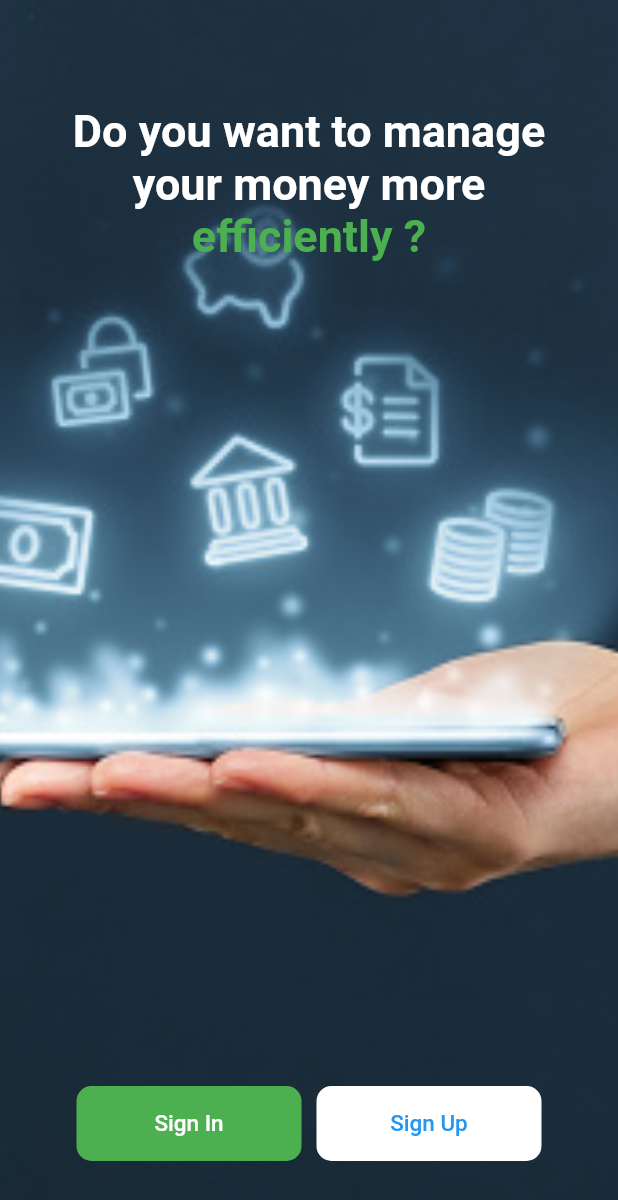
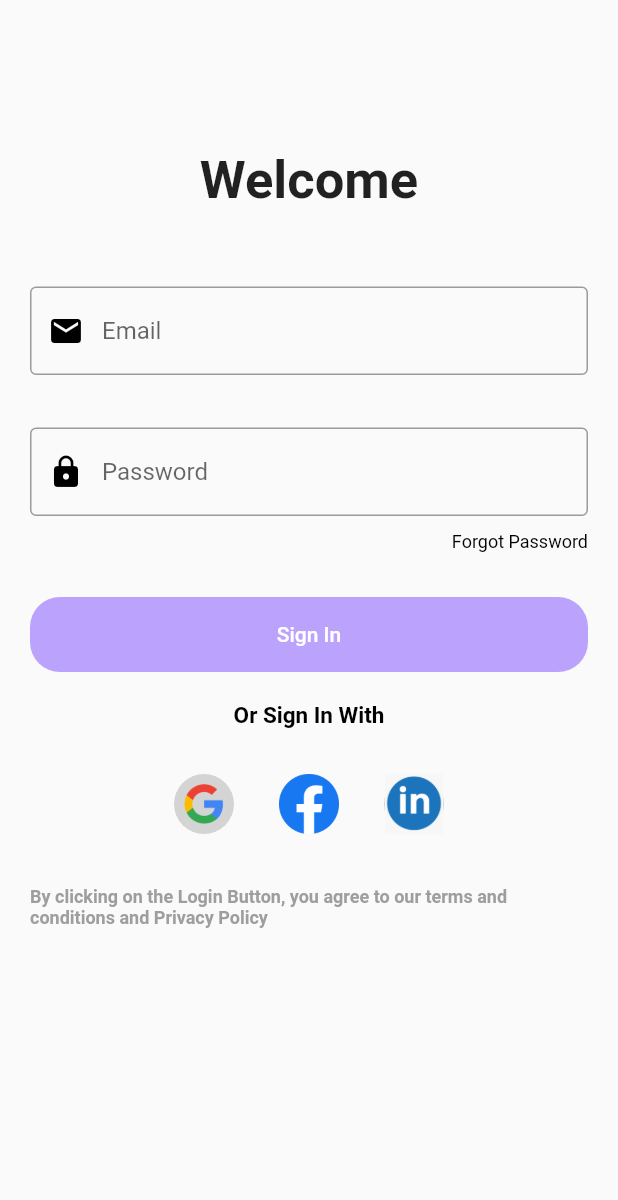
Before and after one commit to OKWOREJIKEJUDE/banky, a Flutter app: the screen it shows after launch, after a tap on "Sign Up", on a phone screen of 412 x 824 dp. Shown: the top 1200 px of the screen. Run offline on Flutter 3.47's test engine with Material 2 defaults, Android fonts, the phone set to English and light mode, and no system bars; our stand-ins replace flutter_swiper.

Commit message:
fifth banky commit

```diff
--- a/lib/onboardpage.dart
+++ b/lib/onboardpage.dart
@@ -1,7 +1,7 @@
 // ignore_for_file: prefer_const_constructors, prefer_const_literals_to_create_immutables
 
 import 'package:banky/bottomNavigation.dart';
-
+import 'package:banky/signin.dart';
 import 'package:banky/signup.dart';
 import 'package:flutter/material.dart';
 
@@ -82,7 +82,8 @@ class OnBoardPage extends StatelessWidget {
                       //height: 50,
 
                       onPressed: () {
-
+                        Navigator.push(context,
+                            MaterialPageRoute(builder: (context) => SignIn()));
                       },
                       child: Text("Sign Up",
                           style: TextStyle(fontSize: 15, color: Colors.blue)),
--- /dev/null
+++ b/lib/signin.dart
@@ -0,0 +1,163 @@
+// ignore_for_file: prefer_const_constructors
+
+import 'package:banky/bottomNavigation.dart';
+import 'package:flutter/material.dart';
+
+class SignIn extends StatefulWidget {
+  const SignIn({Key? key}) : super(key: key);
+
+  @override
+  State<SignIn> createState() => _SignInState();
+}
+
+class _SignInState extends State<SignIn> {
+  TextEditingController emailTEC = TextEditingController();
+  TextEditingController passwordTEC = TextEditingController();
+  @override
+  Widget build(BuildContext context) {
+    return Scaffold(
+      body: Padding(
+        padding: EdgeInsets.only(top: 50, right: 20, left: 20),
+        child: SingleChildScrollView(
+          child: Column(
+            children: [
+              SizedBox(
+                height: 50,
+              ),
+              Text(
+                "Welcome",
+                style: TextStyle(fontSize: 35, fontWeight: FontWeight.bold),
+              ),
+              SizedBox(
+                height: 50,
+              ),
+              TextField(
+                controller: emailTEC,
+                keyboardType: TextInputType.emailAddress,
+                decoration: InputDecoration(
+                    prefixIcon: Icon(
+                      Icons.email,
+                      color: Colors.black,
+                    ),
+                    border: OutlineInputBorder(),
+                    hintText: "Email"),
+              ),
+              SizedBox(
+                height: 35,
+              ),
+              TextField(
+                controller: passwordTEC,
+                obscureText: true,
+                decoration: InputDecoration(
+                    prefixIcon: Icon(
+                      Icons.lock,
+                      color: Colors.black,
+                    ),
+                    border: OutlineInputBorder(),
+                    hintText: "Password"),
+              ),
+              SizedBox(
+                height: 10,
+              ),
+              Container(
+                child: Row(
+                  mainAxisAlignment: MainAxisAlignment.end,
+                  children: const [
+                    Text(
+                      "Forgot Password",
+                      style: TextStyle(
+                          fontSize: 12,
+                          fontWeight: FontWeight.normal,
+                          color: Colors.black),
+                    ),
+                  ],
+                ),
+              ),
+              SizedBox(height: 30),
+              Container(
+                height: 50,
+                width: double.infinity,
+                child: FlatButton(
+                  child: Text("Sign In"),
+                  onPressed: () {
+                    {
+                      Navigator.pushReplacement(
+                        context,
+                        MaterialPageRoute(
+                          builder: (_) => BottomNav(),
+                        ),
+                      );
+                    }
+                  },
+                  color: Colors.deepPurpleAccent.withOpacity(0.5),
+                  textColor: Colors.white,
+                  shape: RoundedRectangleBorder(
+                    borderRadius: BorderRadius.circular(20),
+                  ),
+                ),
+              ),
+              SizedBox(
+                height: 20,
+              ),
+              Container(
+                child: Row(
+                  mainAxisAlignment: MainAxisAlignment.center,
+                  children: const [
+                    Text(
+                      "Or Sign In With",
+                      style: TextStyle(
+                          fontSize: 15,
+                          fontWeight: FontWeight.bold,
+                          color: Colors.black),
+                    ),
+                  ],
+                ),
+              ),
+              SizedBox(
+                height: 30,
+              ),
+              Container(
+                child: Row(
+                  mainAxisAlignment: MainAxisAlignment.center,
+                  children: <Widget>[
+                    CircleAvatar(
+                      backgroundColor: Color(0xffc4c4c4).withOpacity(0.7),
+                      child: Image.asset("assets/google_pix.png"),
+                    ),
+                    SizedBox(
+                      width: 30,
+                    ),
+                    CircleAvatar(
+                      backgroundColor: Color(0xffc4c4c4).withOpacity(0.7),
+                      child: Image.asset("assets/facebook_pix.png"),
+                    ),
+                    SizedBox(
+                      width: 30,
+                    ),
+                    CircleAvatar(
+                      backgroundColor: Color(0xffc4c4c4).withOpacity(0.7),
+                      child: Image.asset("assets/linkedin_pix.png"),
+                    ),
+                  ],
+                ),
+              ),
+              SizedBox(
+                height: 35,
+              ),
+              Center(
+                child: Text(
+                    "By clicking on the Login Button, you agree to our terms and conditions and "
+                    "Privacy Policy",
+                    style: TextStyle(
+                      fontSize: 12,
+                      fontWeight: FontWeight.bold,
+                      color: Colors.grey,
+                    )),
+              ),
+            ],
+          ),
+        ),
+      ),
+    );
+  }
+}
```
